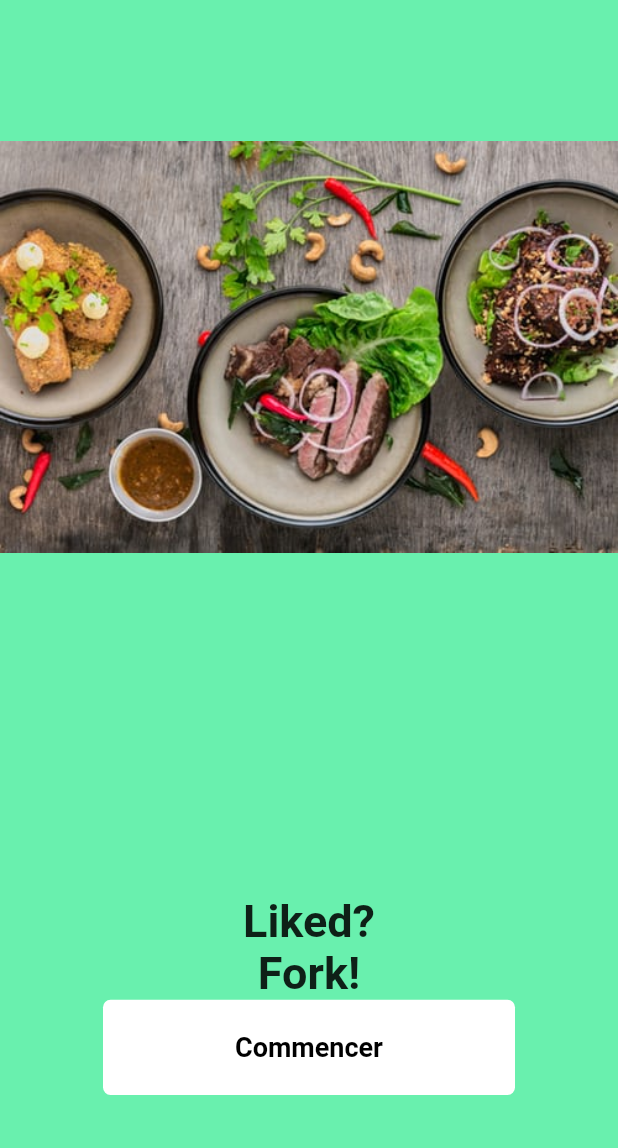
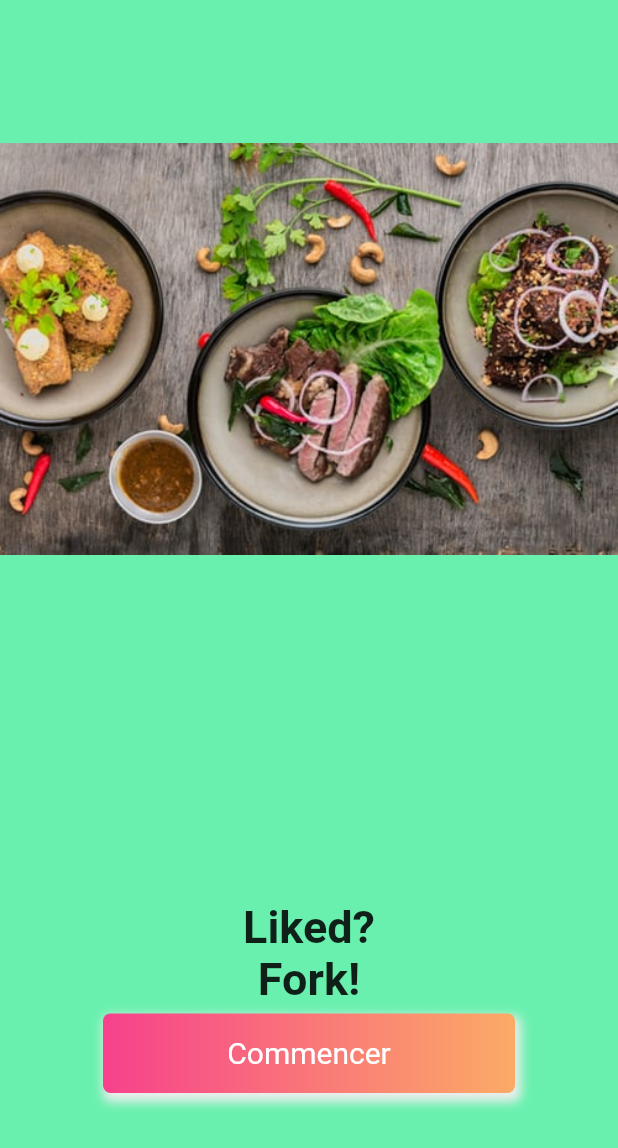
Before and after one commit to lordvins226/tic_tac_app, a Flutter app: the screen it shows after launch, swiped to page 3, on a phone screen of 412 x 824 dp. Shown: the top 1148 px of the screen. Run offline on Flutter 3.47's test engine with Material 2 defaults, Android fonts, the phone set to English and light mode, and no system bars; drawn by our look-alikes of liquid_swipe; our stand-ins replace get_it; Roboto replaces fonts that are missing (Billy).

Commit message:
:star: new: add locator, home, profile & news widgets

```diff
--- a/lib/main.dart
+++ b/lib/main.dart
@@ -1,16 +1,31 @@
 import 'package:flutter/material.dart';
+import 'package:flutter/services.dart';
+import 'package:tic_tac_app/service_locator.dart';
+import 'package:tic_tac_app/ui/views/home.dart';
+import 'package:tic_tac_app/ui/views/login.dart';
+import 'package:tic_tac_app/ui/views/profile.dart';
+import 'package:tic_tac_app/ui/views/register.dart';
 import 'package:tic_tac_app/ui/views/welcome.dart';
-
-void main() {
-  runApp(MyApp());
+void main() async {
+  WidgetsFlutterBinding.ensureInitialized();
+  await SystemChrome.setPreferredOrientations([DeviceOrientation.portraitUp]);
+  setupLocator();
+  runApp(
+    MyApp(),
+  );
 }
-
 class MyApp extends StatelessWidget {
   // This widget is the root of your application.
   @override
   Widget build(BuildContext context) {
     return MaterialApp(
       debugShowCheckedModeBanner: false,
+      routes: {
+        "/Home": (_) => HomePage(),
+        "/Login": (_) => LoginPage(),
+        "/Register": (_) => RegisterPage(),
+        "/Profile": (_) => ProfilePage(),
+      },
       home: WelcomePage(),
     );
   }
--- a/lib/ui/views/welcome.dart
+++ b/lib/ui/views/welcome.dart
@@ -1,5 +1,6 @@
 import 'package:flutter/material.dart';
 import 'package:liquid_swipe/liquid_swipe.dart';
+import 'package:tic_tac_app/ui/widgets/button_submit.dart';
 import 'package:tic_tac_app/ui/widgets/getstarted.dart';
 
 class WelcomePage extends StatelessWidget {
@@ -122,7 +123,13 @@ final pages = [
                   fontFamily: "Billy",
                   fontWeight: FontWeight.w600),
             ),
-            GetStarted()
+            SizedBox(height: 5),
+            ButtonSubmit(
+              title: 'Commencer',
+              onPressed: () async {
+               print("commencer");
+              },
+            ),
           ],
         )
       ],
--- /dev/null
+++ b/lib/ui/widgets/button_submit.dart
@@ -0,0 +1,49 @@
+import 'package:flutter/material.dart';
+
+class ButtonSubmit extends StatefulWidget {
+  final String title;
+  final Function onPressed;
+  final bool busy;
+  final bool enabled;
+
+  const ButtonSubmit(
+      {@required this.title,
+      @required this.onPressed,
+      this.busy,
+      this.enabled});
+
+  @override
+  _ButtonSubmitState createState() => _ButtonSubmitState();
+}
+
+class _ButtonSubmitState extends State<ButtonSubmit> {
+  @override
+  Widget build(BuildContext context) {
+    return GestureDetector(
+      onTap: widget.onPressed,
+      child: Container(
+        width: MediaQuery.of(context).size.width / 1.5,
+        padding: EdgeInsets.symmetric(vertical: 15),
+        alignment: Alignment.center,
+        decoration: BoxDecoration(
+            borderRadius: BorderRadius.all(Radius.circular(5)),
+            boxShadow: <BoxShadow>[
+              BoxShadow(
+                  color: Colors.grey.shade200,
+                  offset: Offset(2, 4),
+                  blurRadius: 5,
+                  spreadRadius: 2)
+            ],
+            gradient: LinearGradient(
+              begin: Alignment.centerLeft,
+              end: Alignment.centerRight,
+              colors: [Color(0xFFf7418c), Color(0xFFfbab66)],
+            )),
+        child: Text(
+          widget.title,
+          style: TextStyle(fontSize: 20, color: Colors.white),
+        ),
+      ),
+    );
+  }
+}
```
Also changed, not shown: lib/service_locator.dart (added, +7 -0 lines), lib/ui/views/home.dart (added, +13 -0 lines), lib/ui/views/profile.dart (added, +14 -0 lines), pubspec.yaml (+10 -0 lines), pubspec.lock, 2 other files.
